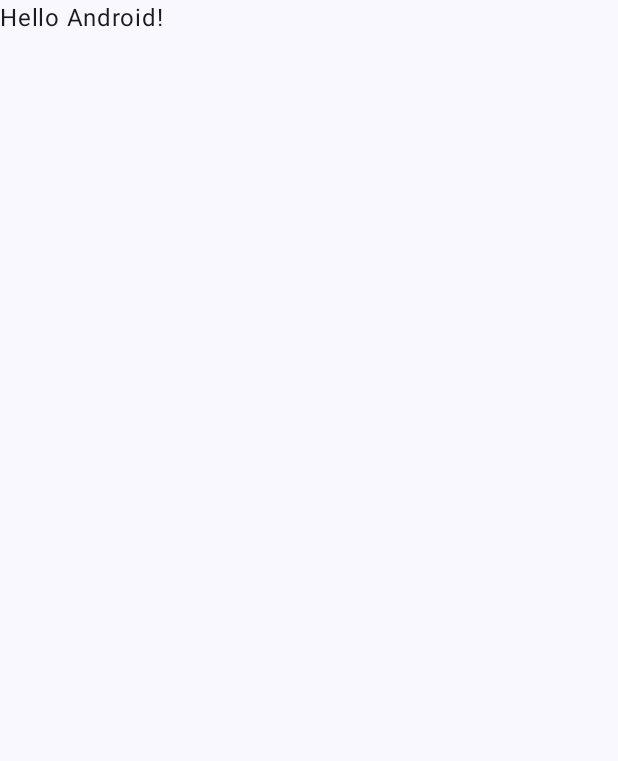
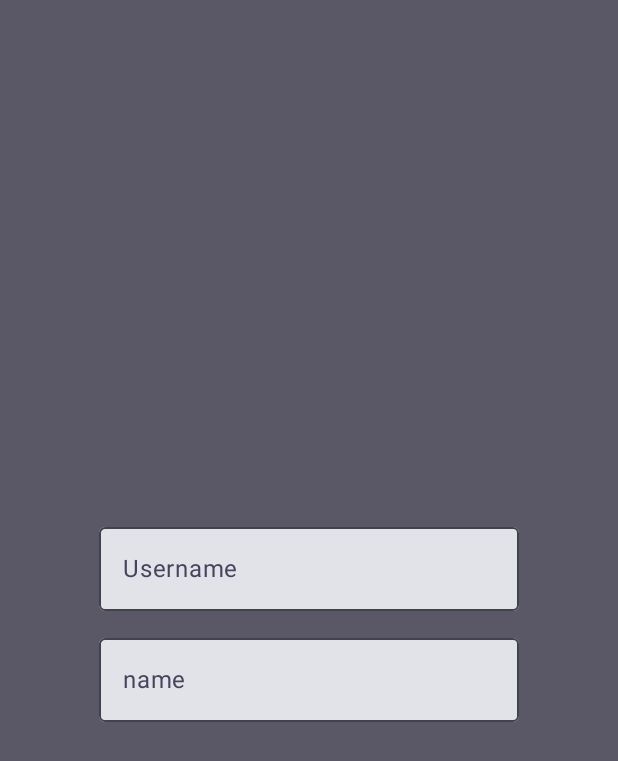
Before and after one commit to MarconiGRF/Lyricalia, an Android app built with Jetpack Compose: the screen it shows after launch (MainActivity), on a phone screen of 412 x 824 dp. Before the commit the part shown is almost empty. Shown: the top 761 px of the screen. Run offline under Robolectric (Android 15) with nearby library versions, the phone set to English and light mode, and no system bars.

Commit message:
Implements terrible UI

```diff
--- a/android/app/src/main/java/com/example/lyricalia/MainActivity.kt
+++ b/android/app/src/main/java/com/example/lyricalia/MainActivity.kt
@@ -1,29 +1,45 @@
 package com.example.lyricalia
 
+import android.annotation.SuppressLint
 import android.os.Bundle
 import androidx.activity.ComponentActivity
 import androidx.activity.compose.setContent
 import androidx.activity.enableEdgeToEdge
+import androidx.compose.foundation.background
+import androidx.compose.foundation.layout.Arrangement
+import androidx.compose.foundation.layout.Box
+import androidx.compose.foundation.layout.Column
 import androidx.compose.foundation.layout.fillMaxSize
 import androidx.compose.foundation.layout.padding
+import androidx.compose.material3.OutlinedTextField
 import androidx.compose.material3.Scaffold
 import androidx.compose.material3.Text
+import androidx.compose.material3.TextFieldDefaults
 import androidx.compose.runtime.Composable
+import androidx.compose.runtime.mutableStateOf
+import androidx.compose.runtime.remember
 import androidx.compose.ui.Modifier
+import androidx.compose.runtime.getValue
+import androidx.compose.runtime.setValue
+import androidx.compose.ui.Alignment
+import androidx.compose.ui.graphics.Color
 import androidx.compose.ui.tooling.preview.Preview
+import androidx.compose.ui.unit.dp
 import com.example.lyricalia.ui.theme.LyricaliaTheme
 
 class MainActivity : ComponentActivity() {
+
+    @SuppressLint("UnusedMaterial3ScaffoldPaddingParameter")
     override fun onCreate(savedInstanceState: Bundle?) {
         super.onCreate(savedInstanceState)
         enableEdgeToEdge()
         setContent {
             LyricaliaTheme {
-                Scaffold(modifier = Modifier.fillMaxSize()) { innerPadding ->
-                    Greeting(
-                        name = "Android",
-                        modifier = Modifier.padding(innerPadding)
-                    )
+                Box(
+                    modifier = Modifier.fillMaxSize().background(Color(0xFF5A5766)),
+                    contentAlignment = Alignment.Center
+                ) {
+                    SignupField()
                 }
             }
         }
@@ -31,17 +47,48 @@ class MainActivity : ComponentActivity() {
 }
 
 @Composable
-fun Greeting(name: String, modifier: Modifier = Modifier) {
-    Text(
-        text = "Hello $name!",
-        modifier = modifier
-    )
+fun SignupField() {
+    var username by remember { mutableStateOf("") }
+    var name by remember { mutableStateOf("") }
+
+    Column(
+        modifier = Modifier.background(Color(0xFF5A5766)),
+        verticalArrangement = Arrangement.spacedBy(10.dp)
+    ) {
+        OutlinedTextField(
+            username,
+            onValueChange = { username = it },
+            label = { Text("Username") },
+            colors = TextFieldDefaults.colors(
+                focusedPlaceholderColor = Color(0xFF48435C),
+                focusedLabelColor = Color(0xFFEDFFEC),
+                focusedTextColor = Color(0xFFEDFFEC),
+                unfocusedPlaceholderColor = Color(0xFF48435C),
+                unfocusedLabelColor = Color(0xFF48435C),
+                unfocusedTextColor = Color(0xFF48435C)
+            )
+        )
+
+        OutlinedTextField(
+            name,
+            onValueChange = { name = it },
+            label = { Text("name") },
+            colors = TextFieldDefaults.colors(
+                focusedPlaceholderColor = Color(0xFF48435C),
+                focusedLabelColor = Color(0xFFEDFFEC),
+                focusedTextColor = Color(0xFFEDFFEC),
+                unfocusedPlaceholderColor = Color(0xFF48435C),
+                unfocusedLabelColor = Color(0xFF48435C),
+                unfocusedTextColor = Color(0xFF48435C)
+            )
+        )
+    }
 }
 
 @Preview(showBackground = true)
 @Composable
 fun GreetingPreview() {
     LyricaliaTheme {
-        Greeting("Android")
+        SignupField()
     }
 }
```
Also changed, not shown: 1 other file.
